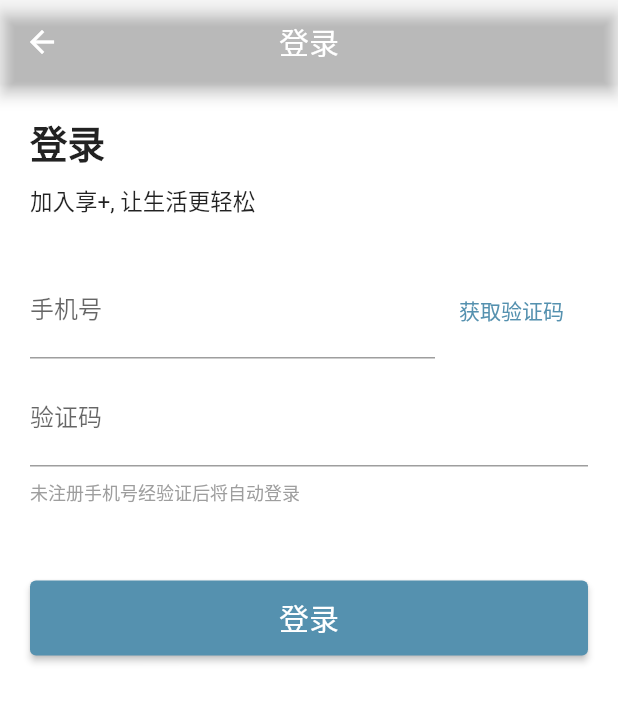
After one commit to Hyricane/flutter_enjoy_plus, a Flutter app: the LoginPage screen opened by its route, on a phone screen of 412 x 824 dp. The commit adds this screen. Shown: the top 702 px of the screen. Run offline on Flutter 3.47's test engine with Material 2 defaults, Android fonts, the phone set to English and light mode, and no system bars; our stand-ins replace dio, fluttertoast, shared_preferences; accounts and stored records are empty; network calls fail.

Commit message:
搭建LoginPage和ProfilePage

```diff
--- a/lib/main.dart
+++ b/lib/main.dart
@@ -1,3 +1,5 @@
+import 'package:enjoy_plus_flutter_7/pages/login/index.dart';
+import 'package:enjoy_plus_flutter_7/pages/profile/profile_page.dart';
 import 'package:enjoy_plus_flutter_7/pages/tabbar_page.dart';
 import 'package:flutter/material.dart';
 
@@ -9,6 +11,9 @@ void main() {
     routes: {
       '/': (context) => TabbarPage(),
       '/notice_detail': (context) => NoticeDetail(),
+      // 添加一个登录页面的路由
+      '/login': (context) => const LoginPage(),
+      '/profile': (context) => const ProfilePage(),
     },
     // initialRoute: '/',
     // home: Center(
--- /dev/null
+++ b/lib/pages/login/index.dart
@@ -0,0 +1,113 @@
+import 'package:flutter/material.dart';
+
+class LoginPage extends StatefulWidget {
+  const LoginPage({super.key});
+
+  @override
+  State<LoginPage> createState() => _LoginPageState();
+}
+
+class _LoginPageState extends State<LoginPage> {
+  @override
+  Widget build(BuildContext context) {
+    return Scaffold(
+      backgroundColor: Colors.white,
+      appBar: AppBar(
+        title: const Text('登录'),
+        backgroundColor: Colors.transparent,
+        centerTitle: true,
+      ),
+      body: Container(
+        padding: const EdgeInsets.all(20),
+        child: Column(
+          mainAxisAlignment: MainAxisAlignment.start,
+          children: [
+            Row(
+              children: [
+                Text(
+                  '登录',
+                  style: TextStyle(
+                    fontSize: 25,
+                    fontWeight: FontWeight.bold,
+                  ),
+                )
+              ],
+            ),
+            const SizedBox(height: 10),
+            Row(
+              children: [
+                Text(
+                  '加入享+, 让生活更轻松',
+                  style: TextStyle(fontSize: 15),
+                )
+              ],
+            ),
+            const SizedBox(height: 30),
+            Row(
+              crossAxisAlignment: CrossAxisAlignment.center,
+              children: [
+                const Expanded(
+                  child: TextField(
+                    decoration: InputDecoration(
+                      labelText: '手机号',
+                      hintText: '请输入手机号',
+                    ),
+                  ),
+                ),
+                ElevatedButton(
+                  style: ElevatedButton.styleFrom(
+                    backgroundColor: Colors.white,
+                    shadowColor: Colors.transparent,
+                    foregroundColor: const Color.fromARGB(255, 85, 145, 175),
+                    minimumSize: const Size(100, 50),
+                  ),
+                  onPressed: () {
+                    //
+                  },
+                  child: const Text('获取验证码'),
+                ),
+              ],
+            ),
+            const SizedBox(height: 8),
+            const TextField(
+              decoration: InputDecoration(
+                labelText: '验证码',
+                hintText: '请输入6位验证码',
+              ),
+            ),
+            const SizedBox(height: 8),
+            Row(
+              children: [
+                Text(
+                  '未注册手机号经验证后将自动登录',
+                  style: TextStyle(fontSize: 12, color: Colors.grey),
+                ),
+              ],
+            ),
+            const SizedBox(height: 50),
+            Row(
+              children: [
+                Expanded(
+                  child: ElevatedButton(
+                    style: ElevatedButton.styleFrom(
+                      backgroundColor: const Color.fromARGB(255, 85, 145, 175),
+                      minimumSize: const Size(100, 50),
+                    ),
+                    onPressed: () {},
+                    child: const Text(
+                      '登录',
+                      style: TextStyle(
+                        color: Colors.white,
+                        fontSize: 20,
+                      ),
+                    ),
+                  ),
+                )
+              ],
+            )
+          ],
+        ),
+      ),
+    );
+  }
+}
```
Also changed, not shown: lib/pages/mine/mine_page.dart (+8 -4 lines), lib/pages/profile/profile_page.dart (added, +91 -0 lines).
